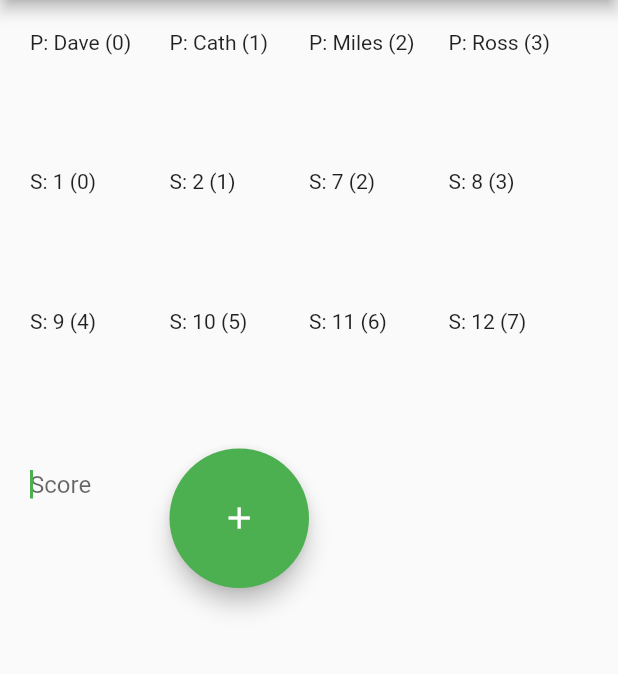
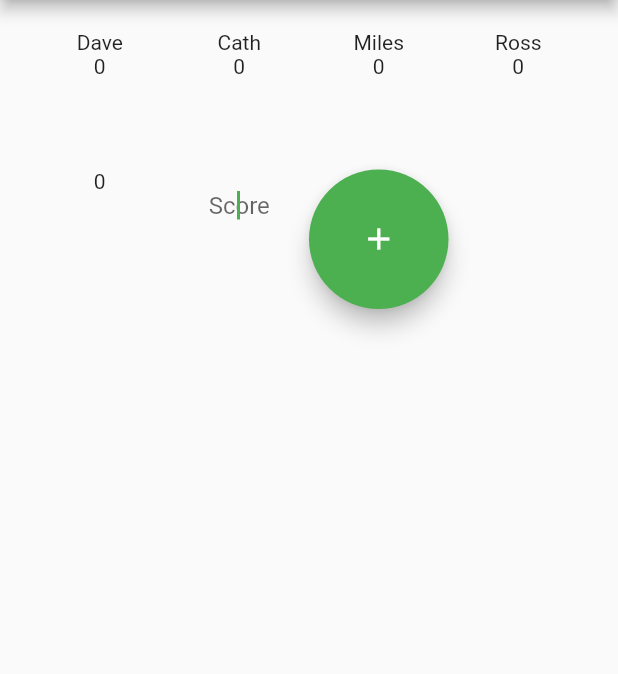
Before and after one commit to dgodd/scorekeeper, a Flutter app: the screen it shows after launch, after a tap on the "add" icon, on a phone screen of 412 x 824 dp, the part 84-758 px from its top. Run offline on Flutter 3.47's test engine with Material 2 defaults, Android fonts, the phone set to English and light mode, and no system bars.

Commit message:
show player totals

```diff
--- a/lib/main.dart
+++ b/lib/main.dart
@@ -27,12 +27,12 @@ class MyHomePage extends StatefulWidget {
 
 class _MyHomePageState extends State<MyHomePage> {
   List<String> _players = ["Dave", "Cath", "Miles", "Ross"];
-  List<int> _scores = [1, 2, 7, 8, 9, 10, 11, 12];
+  List<int> _scores = [];
   final _inputController = TextEditingController();
 
   void _addScore() {
     setState(() {
-      var value = int.tryParse(_inputController.text) || 0;
+      final value = int.tryParse(_inputController.text) ?? 0;
       _scores.add(value);
       _inputController.clear();
     });
@@ -53,16 +53,21 @@ class _MyHomePageState extends State<MyHomePage> {
             crossAxisCount: _players.length),
         itemBuilder: (BuildContext context, int index) {
           if (index < _players.length) {
-            return Text("P: ${_players[index]} (${index})");
+            var total = 0;
+            for (var i = index; i < _scores.length; i += _players.length) {
+              total += _scores[i];
+            }
+            return Text("${_players[index]}\n$total", textAlign: TextAlign.center);
           } else {
             var scoreIdx = index - _players.length;
             if (scoreIdx < _scores.length) {
-              return Text("S: ${_scores[scoreIdx]} (${scoreIdx})");
+              return Text("${_scores[scoreIdx]}", textAlign: TextAlign.center);
             } else if (scoreIdx == _scores.length) {
               return TextField(
                 autofocus: true,
                 keyboardType: TextInputType.number,
                 controller: _inputController,
+                textAlign: TextAlign.center,
                 decoration: InputDecoration(
                     border: InputBorder.none, hintText: 'Score'),
               );
```
